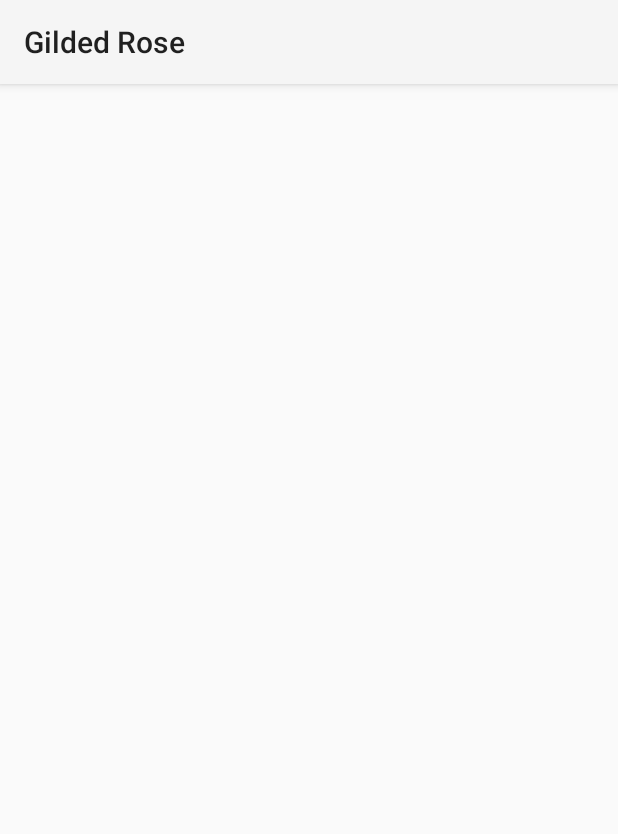
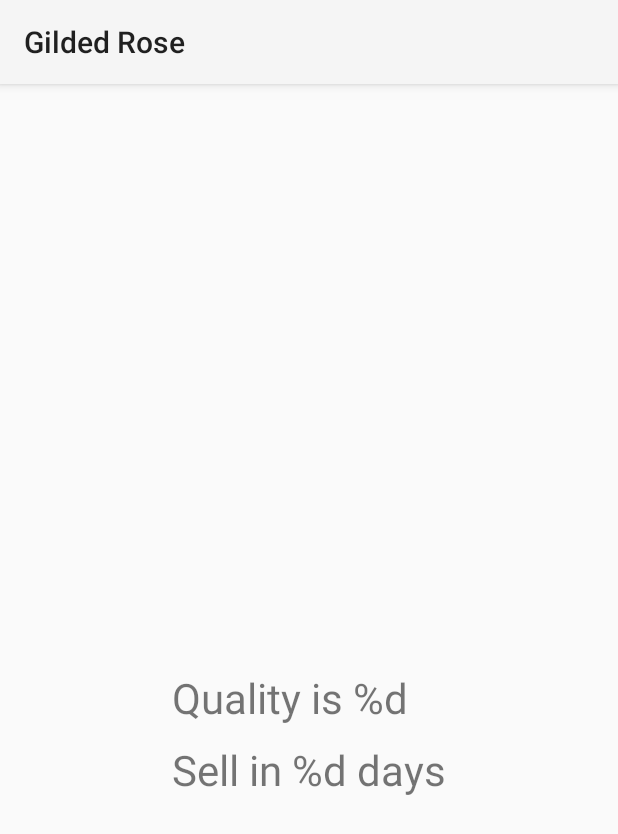
Before and after one commit to kudukacar/GildedRoseKata, an Android app: the fragment ItemFragment shown on its own in the app's theme, on a phone screen of 412 x 824 dp. Shown: the top 834 px of the screen. Run offline under Robolectric (Android 15) with nearby library versions, the phone set to English and light mode, and no system bars; our stand-ins replace data binding; network calls fail; 4 statements that could not run were skipped.

Commit message:
add string resources for item quality and sellin

```diff
--- a/android/app/src/main/java/com/example/android/data/ItemClient.kt
+++ b/android/app/src/main/java/com/example/android/data/ItemClient.kt
@@ -1,10 +1,9 @@
 package com.example.android.data
 import com.example.android.model.Item
-import retrofit2.Call
 import retrofit2.http.GET
 import retrofit2.http.Header
 
 interface ItemClient {
     @GET("items")
-    fun getItems(@Header("Authorization") authorization: String): Call<List<Item>>
+    suspend fun getItems(@Header("Authorization") authorization: String): List<Item>
 }
--- a/android/app/src/main/java/com/example/android/data/ItemDataSource.kt
+++ b/android/app/src/main/java/com/example/android/data/ItemDataSource.kt
@@ -4,15 +4,14 @@ import android.os.Build
 import androidx.annotation.RequiresApi
 import com.example.android.BuildConfig
 import com.example.android.model.Item
-import retrofit2.Call
 import java.util.*
 
 class ItemDataSource(private val itemClient: ItemClient) {
     @RequiresApi(Build.VERSION_CODES.O)
-    fun fetchItems(): Call<List<Item>> {
+    suspend fun fetchItems(): List<Item> {
         val username = BuildConfig.USERNAME
         val password = BuildConfig.PASSWORD
         return itemClient
-                .getItems("Basic " + Base64.getEncoder().encodeToString("$username:$password".toByteArray()))
+            .getItems("Basic " + Base64.getEncoder().encodeToString("$username:$password".toByteArray()))
     }
 }
--- a/android/app/src/main/java/com/example/android/model/Item.kt
+++ b/android/app/src/main/java/com/example/android/model/Item.kt
@@ -1,7 +1,7 @@
 package com.example.android.model
 
 import android.os.Parcelable
-import kotlinx.android.parcel.Parcelize
+import kotlinx.parcelize.Parcelize
 
 @Parcelize
 data class Item(
--- a/android/app/src/main/java/com/example/android/navigation/ItemFragment.kt
+++ b/android/app/src/main/java/com/example/android/navigation/ItemFragment.kt
@@ -17,13 +17,13 @@ class ItemFragment : Fragment() {
     ): View {
         val binding = DataBindingUtil.inflate<FragmentItemBinding>(inflater,
             R.layout.fragment_item, container, false)
-        val item_name = binding.itemDetailName
-        val item_quality = binding.itemDetailQuality
-        val item_sellin = binding.itemDetailSellin
+        val itemName = binding.itemDetailName
+        val itemQuality = binding.itemDetailQuality
+        val itemSellin = binding.itemDetailSellin
         val item: Item = ItemFragmentArgs.fromBundle(requireArguments()).itemArgument
-        item_name.text = item.name
-        item_quality.text = item.quality.toString()
-        item_sellin.text = item.sellIn.toString()
+        itemName.text = item.name.uppercase()
+        itemQuality.text = getString(R.string.item_quality, item.quality)
+        itemSellin.text = getString(R.string.item_sellin, item.sellIn)
         return binding.root
     }
 }
--- a/android/app/src/main/res/layout/fragment_item.xml
+++ b/android/app/src/main/res/layout/fragment_item.xml
@@ -1,26 +1,33 @@
 <?xml version="1.0" encoding="utf-8"?>
 <layout
     xmlns:android="http://schemas.android.com/apk/res/android"
-    xmlns:app="http://schemas.android.com/apk/res-auto"
     xmlns:tools="http://schemas.android.com/tools"
     tools:context=".navigation.ItemFragment">
-    <FrameLayout
-        android:layout_width="match_parent"
-        android:layout_height="match_parent">
+    <LinearLayout
+        android:layout_width="wrap_content"
+        android:layout_height="wrap_content"
+        android:orientation="vertical"
+        android:layout_gravity="center"
+        android:paddingTop="40dp">
         <TextView
             android:id="@+id/item_detail_name"
-            android:layout_width="match_parent"
-            android:layout_height="match_parent"
-            android:textSize="24dp" />
+            android:layout_width="wrap_content"
+            android:layout_height="wrap_content"
+            android:paddingTop="10dp"
+            android:textSize="28sp" />
         <TextView
             android:id="@+id/item_detail_quality"
-            android:layout_width="match_parent"
-            android:layout_height="match_parent"
-            android:textSize="24dp" />
+            android:layout_width="wrap_content"
+            android:layout_height="wrap_content"
+            android:text="@string/item_quality"
+            android:paddingTop="10dp"
+            android:textSize="28sp" />
         <TextView
             android:id="@+id/item_detail_sellin"
-            android:layout_width="match_parent"
-            android:layout_height="match_parent"
-            android:textSize="24dp" />
-    </FrameLayout>
+            android:layout_width="wrap_content"
+            android:layout_height="wrap_content"
+            android:text="@string/item_sellin"
+            android:paddingTop="10dp"
+            android:textSize="28sp" />
+    </LinearLayout>
 </layout>
--- a/android/app/src/main/res/layout/list_item.xml
+++ b/android/app/src/main/res/layout/list_item.xml
@@ -2,7 +2,8 @@
 <LinearLayout xmlns:android="http://schemas.android.com/apk/res/android"
     android:layout_width="match_parent"
     android:layout_height="wrap_content"
-    android:orientation="horizontal">
+    android:orientation="horizontal"
+    android:paddingTop="50dp">
     <ImageView
         android:id="@+id/item_image"
         android:layout_width="wrap_content"
@@ -12,5 +13,6 @@
         android:layout_width="wrap_content"
         android:layout_height="wrap_content"
         android:layout_gravity="center"
-        android:textSize="24dp" />
+        android:paddingLeft="10dp"
+        android:textSize="28sp" />
 </LinearLayout>
--- a/android/app/src/main/res/values/strings.xml
+++ b/android/app/src/main/res/values/strings.xml
@@ -2,4 +2,6 @@
     <string name="app_name">Gilded Rose</string>
     <!-- TODO: Remove or change this placeholder text -->
     <string name="hello_blank_fragment">Hello blank fragment</string>
+    <string name="item_quality">Quality is %d</string>
+    <string name="item_sellin">Sell in %d days</string>
 </resources>
```
Also changed, not shown: android/app/build.gradle (+4 -10 lines), android/app/src/main/java/com/example/android/navigation/ItemsFragment.kt (+5 -6 lines), android/app/src/main/java/com/example/android/viewmodel/ItemViewModel.kt (deleted, +0 -36 lines), android/app/src/main/java/com/example/android/viewmodel/ItemViewModelFactory.kt (deleted, +0 -12 lines), 2 other files.
